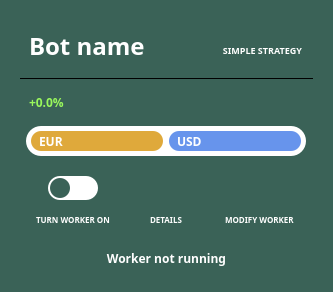
Above: dexbot/views/ui/worker_item_widget.ui from xeroc/stakemachine before the change. Below: the same form after it.
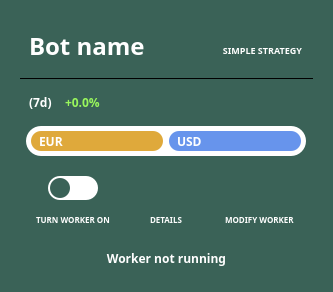
That is the form after the change. Icons and pictures are not drawn.

Commit message: Modify worker item widget

The edit to the form file:
```diff
--- a/dexbot/views/ui/worker_item_widget.ui
+++ b/dexbot/views/ui/worker_item_widget.ui
@@ -198,6 +198,29 @@
          </font>
         </property>
         <layout class="QHBoxLayout" name="horizontalLayout_3">
+         <item>
+          <widget class="QLabel" name="profit_range_label">
+           <property name="maximumSize">
+            <size>
+             <width>30</width>
+             <height>16777215</height>
+            </size>
+           </property>
+           <property name="font">
+            <font>
+             <family>Source Sans Pro</family>
+             <weight>75</weight>
+             <bold>true</bold>
+            </font>
+           </property>
+           <property name="text">
+            <string>(7d)</string>
+           </property>
+           <property name="textInteractionFlags">
+            <set>Qt::LinksAccessibleByMouse|Qt::TextSelectableByMouse</set>
+           </property>
+          </widget>
+         </item>
          <item>
           <widget class="QLabel" name="profit_label">
            <property name="font">
@@ -218,7 +241,7 @@
            </property>
           </widget>
          </item>
-         <item alignment="Qt::AlignRight">
+         <item>
           <widget class="QLabel" name="currency_label">
            <property name="font">
             <font>
@@ -230,6 +253,9 @@
            <property name="text">
             <string/>
            </property>
+           <property name="alignment">
+            <set>Qt::AlignRight|Qt::AlignTrailing|Qt::AlignVCenter</set>
+           </property>
            <property name="textInteractionFlags">
             <set>Qt::LinksAccessibleByMouse|Qt::TextSelectableByMouse</set>
            </property>
```
Left out of the diff: 6 changed lines with no effect on the pictures. The commit also changes 1 other file.
